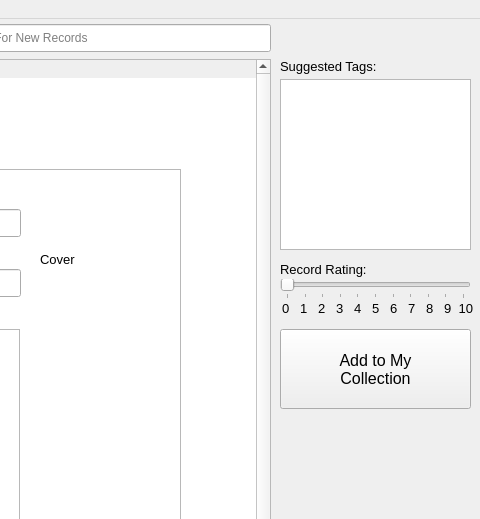
First picture: the form in My Record Collection Source/mainwindow.ui, repository Drag0nCodes/MyRecordCollection, before the edit; both pictures show x 520 to 1000 and y 0 to 519 of the 1000 by 810 pixel window.
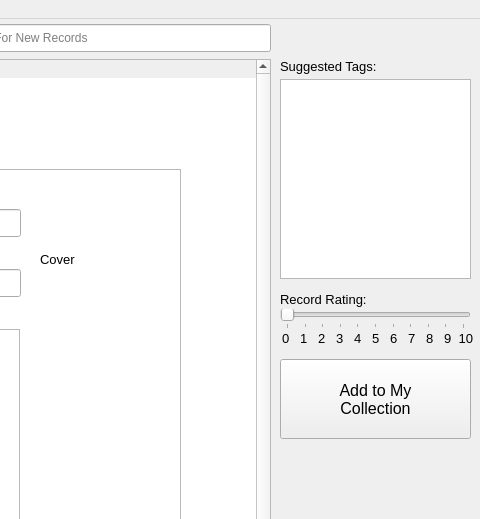
Second picture: the form after the edit. The open tabs and pages were chosen to show the change.

Commit message: Frontend: - Wording changes to be consistent (collection instead of library) - Increased height of tags lists - Updated the themes for the editRecordFrame

```diff
--- a/My Record Collection Source/mainwindow.ui
+++ b/My Record Collection Source/mainwindow.ui
@@ -490,7 +490,7 @@
       <property name="geometry">
        <rect>
         <x>800</x>
-        <y>320</y>
+        <y>350</y>
         <width>191</width>
         <height>80</height>
        </rect>
@@ -510,7 +510,7 @@
       <property name="geometry">
        <rect>
         <x>800</x>
-        <y>400</y>
+        <y>430</y>
         <width>191</width>
         <height>20</height>
        </rect>
@@ -532,7 +532,7 @@
       <property name="geometry">
        <rect>
         <x>800</x>
-        <y>250</y>
+        <y>280</y>
         <width>121</width>
         <height>20</height>
        </rect>
@@ -551,7 +551,7 @@
       <property name="geometry">
        <rect>
         <x>800</x>
-        <y>270</y>
+        <y>300</y>
         <width>191</width>
         <height>20</height>
        </rect>
@@ -588,7 +588,7 @@
       <property name="geometry">
        <rect>
         <x>892</x>
-        <y>290</y>
+        <y>320</y>
         <width>120</width>
         <height>19</height>
        </rect>
@@ -607,7 +607,7 @@
       <property name="geometry">
        <rect>
         <x>802</x>
-        <y>290</y>
+        <y>320</y>
         <width>120</width>
         <height>19</height>
        </rect>
@@ -628,7 +628,7 @@
         <x>800</x>
         <y>70</y>
         <width>191</width>
-        <height>171</height>
+        <height>200</height>
        </rect>
       </property>
      </widget>
```
Left out of the diff: 6 changed lines with no effect on the pictures. The commit also changes 3 other files.
